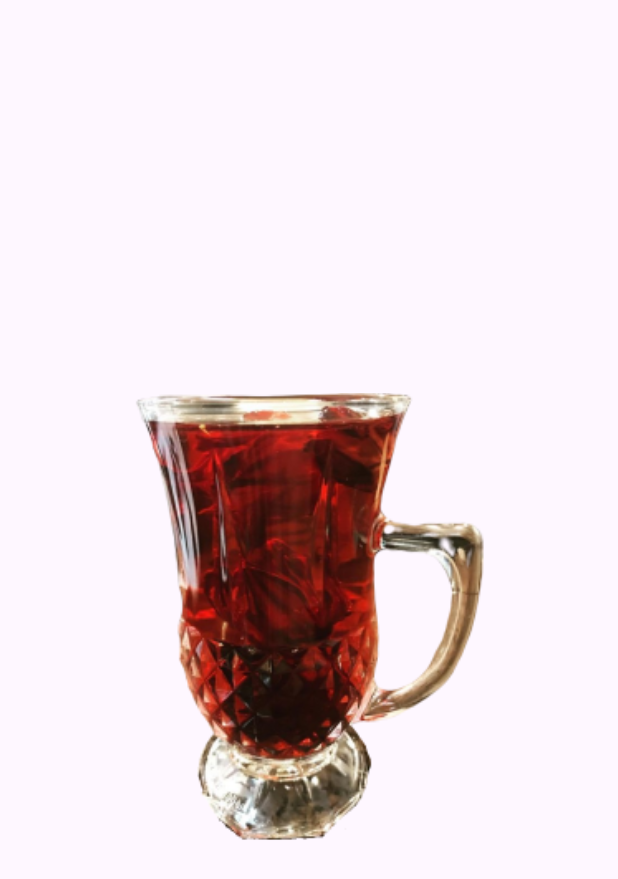
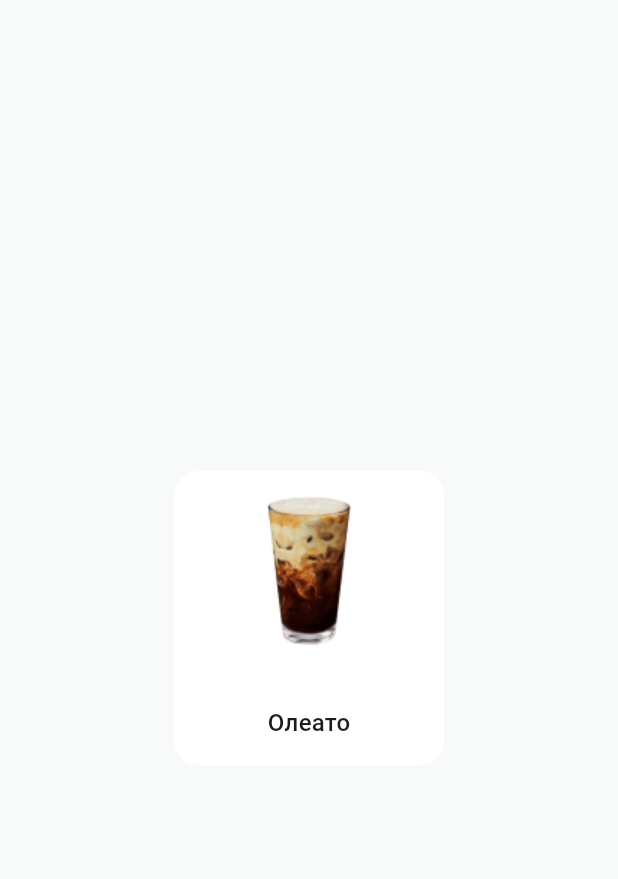
Before and after one commit to Vladislav-Zyuzko/SiberianCoffee, a Flutter app: the screen it shows after launch, on a phone screen of 412 x 824 dp. Shown: the top 879 px of the screen. Run offline on Flutter 3.47's test engine with Material 3 defaults, Android fonts, the phone set to English and light mode, and no system bars; generated files the repository leaves out were written again.

Commit message:
add ProductCard widget, set app fonts / colors

```diff
--- a/lib/src/app.dart
+++ b/lib/src/app.dart
@@ -1,7 +1,8 @@
 import 'package:flutter/material.dart';
-import 'package:siberian_coffee/src/features/menu/view/menu_screen.dart';
 import 'package:flutter_localizations/flutter_localizations.dart';
 import 'package:flutter_gen/gen_l10n/app_localizations.dart';
+import 'package:siberian_coffee/src/features/menu/view/menu_screen.dart';
+import 'package:siberian_coffee/src/theme/theme.dart';
 
 class SiberianCoffeeApp extends StatelessWidget {
   const SiberianCoffeeApp({super.key});
@@ -18,6 +19,7 @@ class SiberianCoffeeApp extends StatelessWidget {
       supportedLocales: AppLocalizations.supportedLocales,
       onGenerateTitle: (context) => AppLocalizations.of(context)!.title,
       title: 'SiberianCoffee',
+      theme: lightTheme,
       home: const MenuScreen(),
     );
   }
--- a/lib/src/features/menu/view/menu_screen.dart
+++ b/lib/src/features/menu/view/menu_screen.dart
@@ -1,5 +1,7 @@
 import 'package:flutter/material.dart';
 import 'package:siberian_coffee/src/theme/image_sources.dart';
+import 'package:siberian_coffee/src/features/menu/view/widgets/product_card.dart';
+import 'package:siberian_coffee/src/features/menu/data/local_data.dart';
 
 class MenuScreen extends StatefulWidget {
   const MenuScreen({super.key});
@@ -18,8 +20,7 @@ class _MenuScreenState extends State<MenuScreen> {
   build(BuildContext context) {
     return Scaffold(
       body: Center(
-        child: Image.asset(ImageSources.teaRed,
-            height: 300, fit: BoxFit.contain),
+        child: ProductCard(product: productList[1]),
       ),
     );
   }
--- /dev/null
+++ b/lib/src/features/menu/view/widgets/product_card.dart
@@ -0,0 +1,35 @@
+import 'package:flutter/material.dart';
+import 'package:siberian_coffee/src/theme/app_colors.dart';
+import 'package:siberian_coffee/src/features/menu/models/product.dart';
+
+class ProductCard extends StatelessWidget {
+  final Product product;
+
+  const ProductCard({super.key, required this.product});
+
+  @override
+  Widget build(BuildContext context) {
+    return Container(
+      width: 180,
+      height: 196,
+      decoration: BoxDecoration(
+        color: AppColors.primaryWhite,
+        borderRadius: BorderRadius.circular(16),
+      ),
+      padding: const EdgeInsets.symmetric(vertical: 16, horizontal: 32),
+      child: Column(
+        mainAxisAlignment: MainAxisAlignment.spaceBetween,
+        children: [
+          Image.asset(
+            product.imagePath,
+            height: 100,
+          ),
+          Text(
+            product.productName,
+            style: Theme.of(context).textTheme.titleMedium,
+          ),
+        ],
+      ),
+    );
+  }
+}
--- a/lib/src/localization/app_ru.arb
+++ b/lib/src/localization/app_ru.arb
@@ -3,5 +3,5 @@
     "categoryBlackCoffee": "Черный кофе",
     "categoryCoffeeWithMilk": "Кофе с молоком",
     "categoryTeaDrink": "Чай",
-    "categoryAuthorDrinks": "Авторские напитки",
+    "categoryAuthorDrinks": "Авторские напитки"
 }
--- /dev/null
+++ b/lib/src/theme/app_colors.dart
@@ -0,0 +1,7 @@
+import 'package:flutter/material.dart';
+
+sealed class AppColors {
+  static const primaryWhite = Colors.white;
+  static const dimWhite = Color(0xFFF7FAF8);
+  static const primaryBlack = Colors.black;
+}
--- /dev/null
+++ b/lib/src/theme/app_fonts.dart
@@ -0,0 +1,9 @@
+import 'package:flutter/material.dart';
+
+sealed class AppFonts {
+  static const titleMedium = TextStyle(
+    fontSize: 16,
+    fontWeight: FontWeight.w500,
+    letterSpacing: 0.15,
+  );
+}
--- /dev/null
+++ b/lib/src/theme/theme.dart
@@ -0,0 +1,10 @@
+import 'package:flutter/material.dart';
+import 'package:siberian_coffee/src/theme/app_fonts.dart';
+import 'package:siberian_coffee/src/theme/app_colors.dart';
+
+final lightTheme = ThemeData(
+  scaffoldBackgroundColor: AppColors.dimWhite,
+  textTheme: const TextTheme(
+    titleMedium: AppFonts.titleMedium,
+  ),
+);
```
